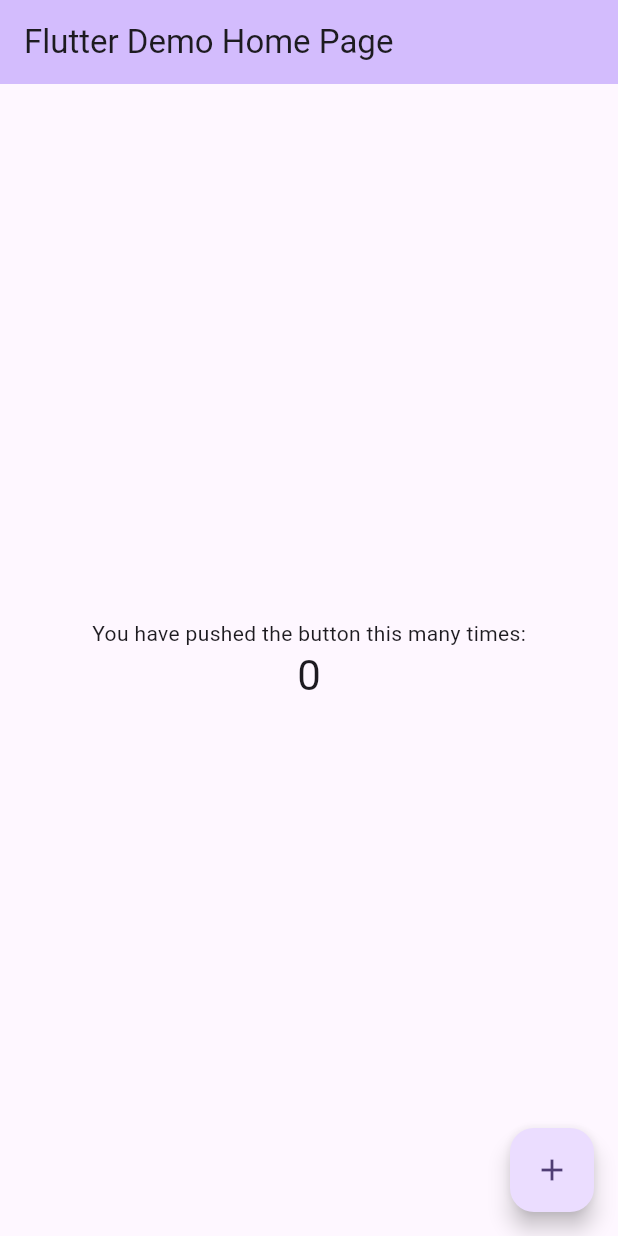
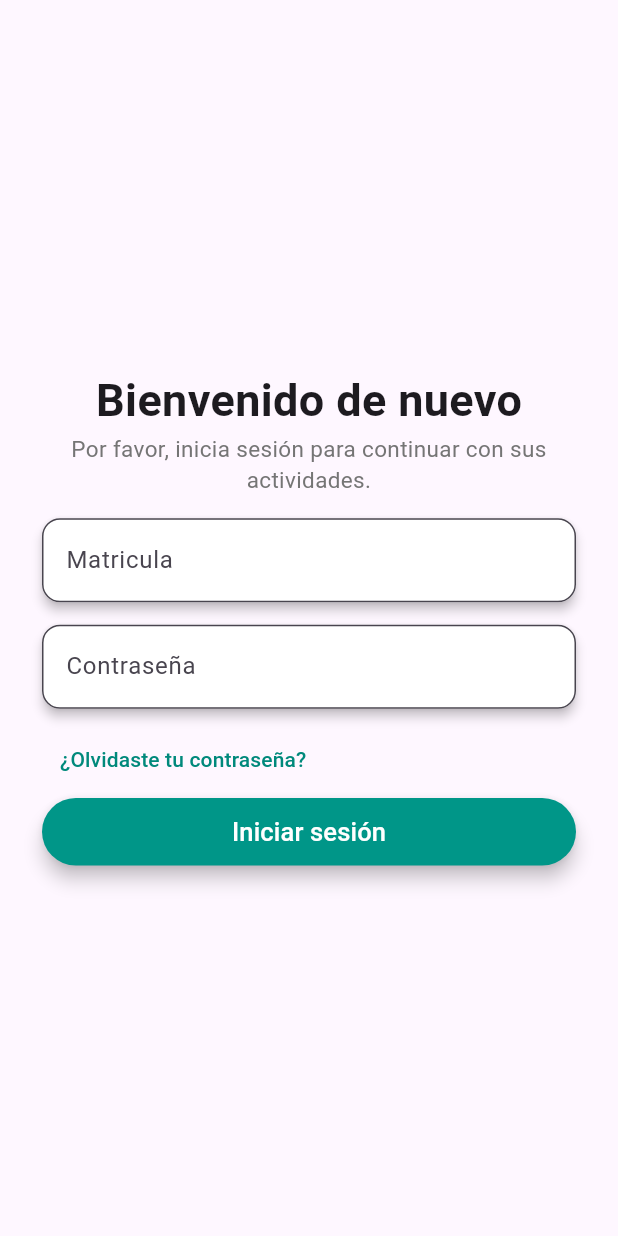
Before and after one commit to Angel05m/aula_idiomas_app, a Flutter app: the screen it shows after launch, on a phone screen of 412 x 824 dp. Run offline on Flutter 3.47's test engine with Material 3 defaults, Android fonts, the phone set to English and light mode, and no system bars; our stand-ins replace get.

Commit message:
add: login y inicio coordinación

```diff
--- a/lib/main.dart
+++ b/lib/main.dart
@@ -1,4 +1,8 @@
+import 'package:aula_idiomas_app/components/menu-cor.dart';
+// import 'package:aula_idiomas_app/screens/coordinacion/inicio.dart';
+import 'package:aula_idiomas_app/screens/login.dart';
 import 'package:flutter/material.dart';
+import 'package:get/get.dart';
 
 void main() {
   runApp(const MyApp());
@@ -6,117 +10,23 @@ void main() {
 
 class MyApp extends StatelessWidget {
   const MyApp({super.key});
-
-  // This widget is the root of your application.
   @override
   Widget build(BuildContext context) {
-    return MaterialApp(
-      title: 'Flutter Demo',
-      theme: ThemeData(
-        // This is the theme of your application.
-        //
-        // TRY THIS: Try running your application with "flutter run". You'll see
-        // the application has a purple toolbar. Then, without quitting the app,
-        // try changing the seedColor in the colorScheme below to Colors.green
-        // and then invoke "hot reload" (save your changes or press the "hot
-        // reload" button in a Flutter-supported IDE, or press "r" if you used
-        // the command line to start the app).
-        //
-        // Notice that the counter didn't reset back to zero; the application
-        // state is not lost during the reload. To reset the state, use hot
-        // restart instead.
-        //
-        // This works for code too, not just values: Most code changes can be
-        // tested with just a hot reload.
-        colorScheme: ColorScheme.fromSeed(seedColor: Colors.deepPurple),
-      ),
-      home: const MyHomePage(title: 'Flutter Demo Home Page'),
+    return GetMaterialApp(
+      title: 'Aula Idiomas',
+      theme: ThemeData(primarySwatch: Colors.grey),
+      // home: MenuCoordinacion(),
+      initialRoute: '/login',
+      getPages: [
+        GetPage(
+          name: '/login',
+          page: () => const Login()
+        ),
+        GetPage(
+          name: '/coordinacion/inicio',
+          page: () => const MenuCoordinacion(),
+        ),
+      ],
     );
   }
 }
-
-class MyHomePage extends StatefulWidget {
-  const MyHomePage({super.key, required this.title});
-
-  // This widget is the home page of your application. It is stateful, meaning
-  // that it has a State object (defined below) that contains fields that affect
-  // how it looks.
-
-  // This class is the configuration for the state. It holds the values (in this
-  // case the title) provided by the parent (in this case the App widget) and
-  // used by the build method of the State. Fields in a Widget subclass are
-  // always marked "final".
-
-  final String title;
-
-  @override
-  State<MyHomePage> createState() => _MyHomePageState();
-}
-
-class _MyHomePageState extends State<MyHomePage> {
-  int _counter = 0;
-
-  void _incrementCounter() {
-    setState(() {
-      // This call to setState tells the Flutter framework that something has
-      // changed in this State, which causes it to rerun the build method below
-      // so that the display can reflect the updated values. If we changed
-      // _counter without calling setState(), then the build method would not be
-      // called again, and so nothing would appear to happen.
-      _counter++;
-    });
-  }
-
-  @override
-  Widget build(BuildContext context) {
-    // This method is rerun every time setState is called, for instance as done
-    // by the _incrementCounter method above.
-    //
-    // The Flutter framework has been optimized to make rerunning build methods
-    // fast, so that you can just rebuild anything that needs updating rather
-    // than having to individually change instances of widgets.
-    return Scaffold(
-      appBar: AppBar(
-        // TRY THIS: Try changing the color here to a specific color (to
-        // Colors.amber, perhaps?) and trigger a hot reload to see the AppBar
-        // change color while the other colors stay the same.
-        backgroundColor: Theme.of(context).colorScheme.inversePrimary,
-        // Here we take the value from the MyHomePage object that was created by
-        // the App.build method, and use it to set our appbar title.
-        title: Text(widget.title),
-      ),
-      body: Center(
-        // Center is a layout widget. It takes a single child and positions it
-        // in the middle of the parent.
-        child: Column(
-          // Column is also a layout widget. It takes a list of children and
-          // arranges them vertically. By default, it sizes itself to fit its
-          // children horizontally, and tries to be as tall as its parent.
-          //
-          // Column has various properties to control how it sizes itself and
-          // how it positions its children. Here we use mainAxisAlignment to
-          // center the children vertically; the main axis here is the vertical
-          // axis because Columns are vertical (the cross axis would be
-          // horizontal).
-          //
-          // TRY THIS: Invoke "debug painting" (choose the "Toggle Debug Paint"
-          // action in the IDE, or press "p" in the console), to see the
-          // wireframe for each widget.
-          mainAxisAlignment: MainAxisAlignment.center,
-          children: <Widget>[
-            const Text('You have pushed the button this many times:'),
-            Text(
-              '$_counter',
-              style: Theme.of(context).textTheme.headlineMedium,
-            ),
-          ],
-        ),
-      ),
-      floatingActionButton: FloatingActionButton(
-        onPressed: _incrementCounter,
-        tooltip: 'Increment',
-        child: const Icon(Icons.add),
-      ), // This trailing comma makes auto-formatting nicer for build methods.
-    );
-  }
-}
--- /dev/null
+++ b/lib/screens/login.dart
@@ -0,0 +1,126 @@
+import 'package:flutter/material.dart';
+import 'package:get/get.dart';
+
+class Login extends StatefulWidget {
+  const Login({super.key});
+
+  @override
+  State<Login> createState() => _LoginState();
+}
+
+class _LoginState extends State<Login> {
+  @override
+  Widget build(BuildContext context) {
+    return Scaffold(
+      body: Padding(
+        padding: const EdgeInsets.all(8.0),
+        child: Center(
+          child: Padding(
+            padding: const EdgeInsets.fromLTRB(20, 0, 20, 0),
+            child: Column(
+              mainAxisAlignment: MainAxisAlignment.center,
+              children: [
+                Column(
+                  children: [
+                    Text(
+                      'Bienvenido de nuevo',
+                      style: TextStyle(
+                        fontSize: 30.0,
+                        fontWeight: FontWeight.bold,
+                      ),
+                    ),
+                    Text(
+                      'Por favor, inicia sesión para continuar con sus actividades.',
+                      textAlign: TextAlign.center,
+                      style: TextStyle(fontSize: 15.0, color: Colors.grey[600]),
+                    ),
+                  ],
+                ),
+                SizedBox(height: 15.0),
+                Column(
+                  children: [
+                    Material(
+                      elevation: 3.0,
+                      borderRadius: BorderRadius.circular(12.0),
+                      child: TextField(
+                        decoration: InputDecoration(
+                          hintText: 'Matricula',
+                          filled: true,
+                          fillColor: Colors.white,
+                          border: OutlineInputBorder(
+                            borderRadius: BorderRadius.circular(12.0),
+                            borderSide: BorderSide(width: 1.0),
+                          ),
+                          focusedBorder: OutlineInputBorder(
+                            borderRadius: BorderRadius.circular(12.0),
+                            borderSide: BorderSide(
+                              color: Colors.teal,
+                              width: 3.0,
+                            ),
+                          ),
+                        ),
+                      ),
+                    ),
+                    SizedBox(height: 15.0),
+                    Material(
+                      elevation: 3.0,
+                      borderRadius: BorderRadius.circular(12.0),
+                      child: TextField(
+                        decoration: InputDecoration(
+                          hintText: 'Contraseña',
+                          filled: true,
+                          fillColor: Colors.white,
+                          border: OutlineInputBorder(
+                            borderRadius: BorderRadius.circular(12.0),
+                            borderSide: BorderSide(width: 1.0),
+                          ),
+                          focusedBorder: OutlineInputBorder(
+                            borderRadius: BorderRadius.circular(12.0),
+                            borderSide: BorderSide(
+                              color: Colors.teal,
+                              width: 3.0,
+                            ),
+                          ),
+                        ),
+                        obscureText: true,
+                      ),
+                    ),
+                    SizedBox(height: 10.0),
+                    Column(
+                      children: [
+                        Align(
+                          alignment: Alignment.centerLeft,
+                          child: TextButton(
+                            onPressed: () => {
+                              // Acción Recuperar
+                            },
+                            child: Text(
+                              '¿Olvidaste tu contraseña?',
+                              style: TextStyle(color: Colors.teal[600]),
+                            ),
+                          ),
+                        ),
+                        ElevatedButton(
+                          style: ElevatedButton.styleFrom(
+                            backgroundColor: Colors.teal,
+                            minimumSize: Size(double.infinity, 45),
+                            elevation: 5.0,
+                          ),
+                          onPressed: () => Get.offNamed('/coordinacion/inicio'),
+                          child: Text(
+                            'Iniciar sesión',
+                            style: TextStyle(color: Colors.white, fontSize: 17),
+                          ),
+                        ),
+                      ],
+                    ),
+                  ],
+                ),
+              ],
+            ),
+          ),
+        ),
+      ),
+    );
+  }
+}
--- a/pubspec.yaml
+++ b/pubspec.yaml
@@ -30,6 +30,8 @@ environment:
 dependencies:
   flutter:
     sdk: flutter
+  get: ^4.6.6
+
 
   # The following adds the Cupertino Icons font to your application.
   # Use with the CupertinoIcons class for iOS style icons.
@@ -38,7 +40,6 @@ dependencies:
 dev_dependencies:
   flutter_test:
     sdk: flutter
-
   # The "flutter_lints" package below contains a set of recommended lints to
   # encourage good coding practices. The lint set provided by the package is
   # activated in the `analysis_options.yaml` file located at the root of your
```
Also changed, not shown: lib/components/card-button.dart (added, +77 -0 lines), lib/components/menu-cor.dart (added, +74 -0 lines), lib/screens/coordinacion/inicio.dart (added, +90 -0 lines), lib/screens/coordinacion/lista-docente.dart (added, +20 -0 lines), lib/screens/coordinacion/registrar_docente.dart (added, +22 -0 lines), pubspec.lock.
